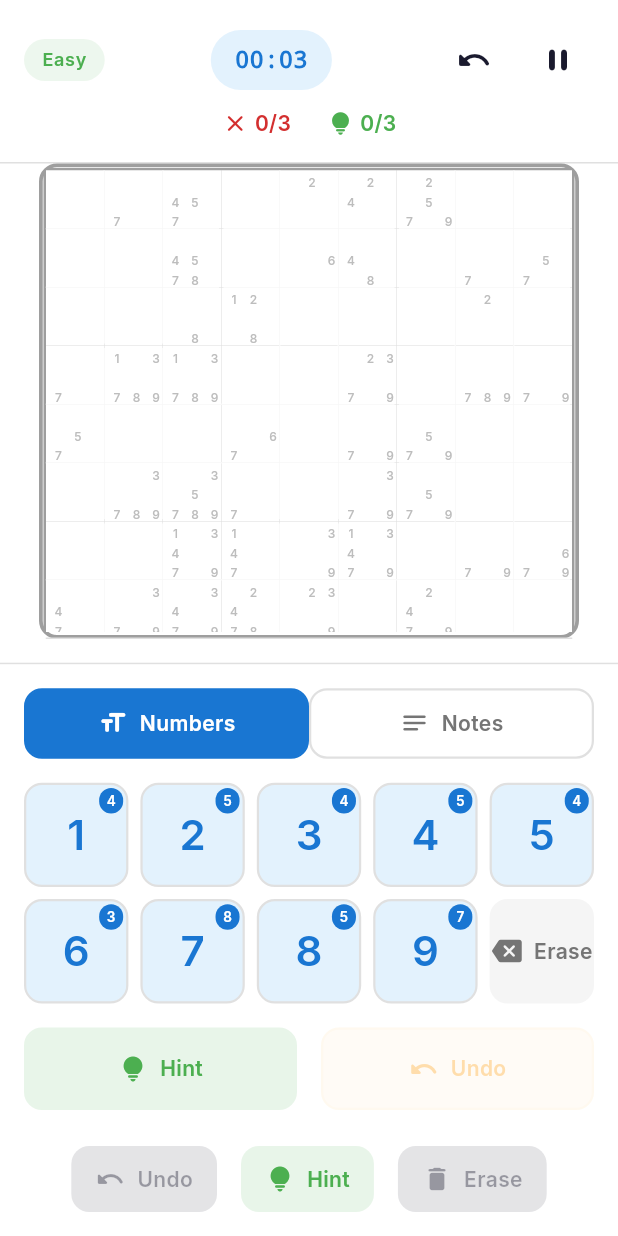
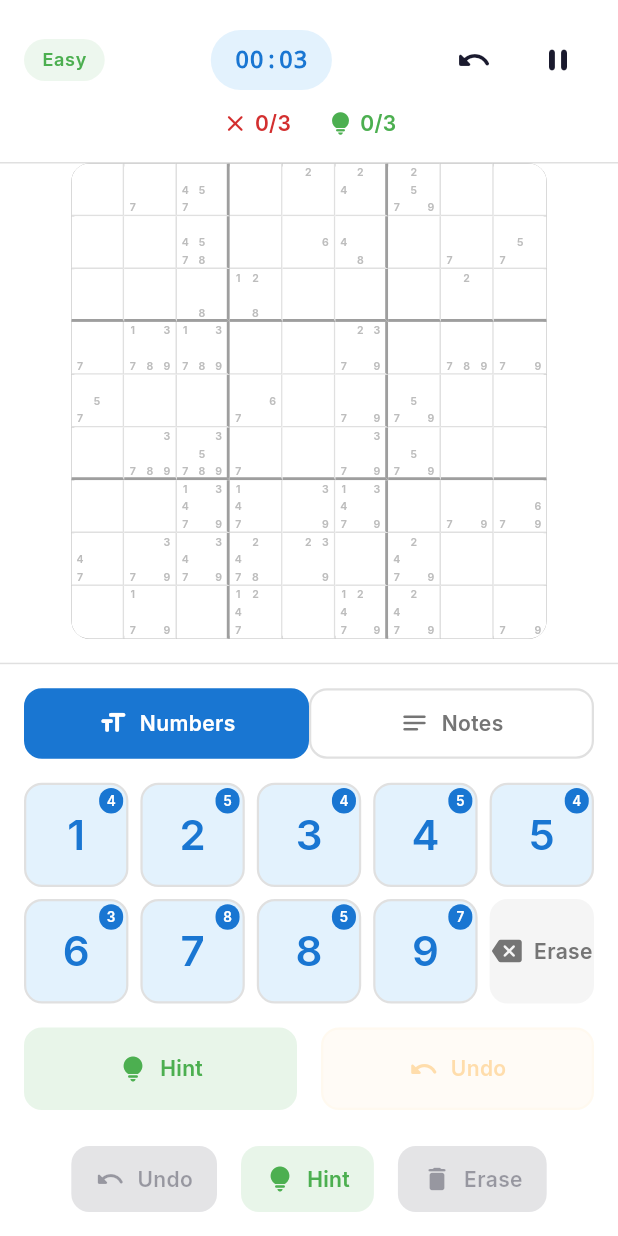
Before and after one commit to Mukiria/m6_sudoku, a Flutter app: the GameScreen screen opened by its route, after a tap on the "undo" icon, on a phone screen of 412 x 824 dp. Run offline on Flutter 3.47's test engine with Material 3 defaults, Android fonts, the phone set to English and light mode, and no system bars; drawn by our look-alikes of flutter_animate; our stand-ins replace audioplayers, confetti, dartz, equatable, flutter_riverpod, freezed_annotation and 4 more; accounts and stored records are empty; generated files the repository leaves out were written again.

Commit message:
Redesign Sudoku board layout
Rebuild the board rendering so it is a true 9x9 square with perfectly
aligned borders: grid lines are now drawn as part of each cell's own
border instead of a separate CustomPaint overlay, which previously got
hidden behind opaque cell backgrounds and could drift out of sync with
the actual cell boundaries. Cell size is derived once from the smaller
of the available width/height, and every number/note font scales off
that single value with a FittedBox safety net, so nothing overflows on
small screens or grows unbounded on tablets. Notes render via a Table
based 3x3 mini-grid for guaranteed non-overlapping placement. Selection
and highlighting only change cell background color, never cell size or
border, so the grid can't shift when tapping cells.

Co-Authored-By: Claude Sonnet 5 <noreply@anthropic.com>

```diff
--- a/lib/features/sudoku/presentation/screens/game_screen.dart
+++ b/lib/features/sudoku/presentation/screens/game_screen.dart
@@ -2,7 +2,6 @@ import 'package:flutter/material.dart';
 import 'package:flutter_riverpod/flutter_riverpod.dart';
 import 'package:go_router/go_router.dart';
 import 'package:m6_sudoku/core/constants/app_constants.dart';
-import 'package:m6_sudoku/core/theme/app_theme_extension.dart';
 import 'package:m6_sudoku/shared/widgets/buttons.dart';
 import 'package:m6_sudoku/shared/widgets/sudoku_widgets.dart';
 import 'package:m6_sudoku/features/sudoku/presentation/providers/game_provider.dart';
@@ -170,9 +169,6 @@ class _GameScreenState extends ConsumerState<GameScreen>
   @override
   Widget build(BuildContext context) {
     final gameState = ref.watch(gameControllerProvider);
-    final theme = Theme.of(context);
-    final extension = theme.extension<AppThemeExtension>()!;
-    final colorScheme = theme.colorScheme;
 
     if (gameState == null) {
       return const Scaffold(body: Center(child: CircularProgressIndicator()));
@@ -206,23 +202,9 @@ class _GameScreenState extends ConsumerState<GameScreen>
                 onUndo: () => ref.read(gameControllerProvider.notifier).undo(),
               ),
               Expanded(
-                child: LayoutBuilder(
-                  builder: (context, constraints) {
-                    final gridSize = constraints.maxWidth - 32;
-                    return Center(
-                      child: Container(
-                        width: gridSize.clamp(0, AppConstants.gridSizePx),
-                        height: gridSize.clamp(0, AppConstants.gridSizePx),
-                        padding: const EdgeInsets.all(2),
-                        decoration: BoxDecoration(
-                          color: extension.gridBackgroundColor,
-                          borderRadius: BorderRadius.circular(
-                            AppConstants.borderRadius,
-                          ),
-                          border: Border.all(
-                            color: extension.subGridLineColor,
-                            width: 2.5,
-                          ),
+                child: Padding(
+                  padding: const EdgeInsets.symmetric(
+                    horizontal: AppConstants.spacingMd,
                   ),
                   child: SudokuBoard(
                     puzzle: gameState.puzzle,
@@ -237,12 +219,8 @@ class _GameScreenState extends ConsumerState<GameScreen>
                             .read(gameControllerProvider.notifier)
                             .selectCell(row, col),
                     onCellLongPress:
-                              (row, col) =>
-                                  _showCellOptions(row, col, gameState),
+                        (row, col) => _showCellOptions(row, col, gameState),
                   ),
-                      ),
-                    );
-                  },
                 ),
               ),
               const SizedBox(height: AppConstants.spacingMd),
--- a/lib/features/sudoku/presentation/widgets/sudoku_board.dart
+++ b/lib/features/sudoku/presentation/widgets/sudoku_board.dart
@@ -1,8 +1,14 @@
+import 'dart:math' as math;
+
 import 'package:flutter/material.dart';
 import 'package:m6_sudoku/core/constants/app_constants.dart';
 import 'package:m6_sudoku/core/theme/app_theme_extension.dart';
 import 'package:m6_sudoku/features/sudoku/domain/entities/game_state.dart';
 import 'package:m6_sudoku/features/sudoku/domain/entities/puzzle.dart';
+
+/// Caps the rendered board size on very large screens (tablets, desktop)
+/// so cells stay comfortably readable instead of growing unbounded.
+const double _maxBoardSize = 720.0;
 
 class SudokuBoard extends StatelessWidget {
   const SudokuBoard({
@@ -35,12 +41,32 @@ class SudokuBoard extends StatelessWidget {
 
     return LayoutBuilder(
       builder: (context, constraints) {
-        final gridSize = constraints.maxWidth;
+        final maxWidth = constraints.maxWidth;
+        final maxHeight =
+            constraints.hasBoundedHeight ? constraints.maxHeight : maxWidth;
+        final side = math.min(maxWidth, maxHeight).clamp(0.0, _maxBoardSize);
+        final cellSize = side / AppConstants.gridSize;
+
         return Center(
           child: SizedBox(
-            width: gridSize,
-            height: gridSize,
+            width: side,
+            height: side,
             child: RepaintBoundary(
+              child: DecoratedBox(
+                decoration: BoxDecoration(
+                  color: extension.gridBackgroundColor,
+                  borderRadius: BorderRadius.circular(
+                    AppConstants.borderRadius,
+                  ),
+                  border: Border.all(
+                    color: extension.subGridLineColor,
+                    width: 2.0,
+                  ),
+                ),
+                child: ClipRRect(
+                  borderRadius: BorderRadius.circular(
+                    AppConstants.borderRadius,
+                  ),
                   child: _SudokuBoardView(
                     puzzle: puzzle,
                     userGrid: userGrid,
@@ -48,11 +74,13 @@ class SudokuBoard extends StatelessWidget {
                     selectedCell: selectedCell,
                     highlightedCells: highlightedCells,
                     conflictCells: conflictCells,
-                isNoteMode: isNoteMode,
+                    cellSize: cellSize,
                     onCellTap: onCellTap,
                     onCellLongPress: onCellLongPress,
                     extension: extension,
                     colorScheme: colorScheme,
+                  ),
+                ),
               ),
             ),
           ),
@@ -62,6 +90,12 @@ class SudokuBoard extends StatelessWidget {
   }
 }
 
+/// Renders the 81 cells in a single [GridView.builder] so every column and
+/// row shares one layout pass — this is what guarantees the grid is a
+/// perfect square with perfectly aligned borders. Grid lines are drawn as
+/// part of each cell's own border (see [_SudokuCell]) rather than by a
+/// separate overlay, so they can never drift out of alignment with the
+/// cells they outline.
 class _SudokuBoardView extends StatelessWidget {
   const _SudokuBoardView({
     required this.puzzle,
@@ -70,7 +104,7 @@ class _SudokuBoardView extends StatelessWidget {
     required this.selectedCell,
     required this.highlightedCells,
     required this.conflictCells,
-    required this.isNoteMode,
+    required this.cellSize,
     required this.onCellTap,
     required this.onCellLongPress,
     required this.extension,
@@ -83,7 +117,7 @@ class _SudokuBoardView extends StatelessWidget {
   final CellPosition? selectedCell;
   final Set<CellPosition> highlightedCells;
   final Set<CellPosition> conflictCells;
-  final bool isNoteMode;
+  final double cellSize;
   final void Function(int row, int col) onCellTap;
   final void Function(int row, int col) onCellLongPress;
   final AppThemeExtension extension;
@@ -91,23 +125,16 @@ class _SudokuBoardView extends StatelessWidget {
 
   @override
   Widget build(BuildContext context) {
-    return CustomPaint(
-      painter: _SudokuGridPainter(
-        selectedCell: selectedCell,
-        highlightedCells: highlightedCells,
-        conflictCells: conflictCells,
-        extension: extension,
-        colorScheme: colorScheme,
-      ),
-      child: GridView.builder(
+    return GridView.builder(
+      padding: EdgeInsets.zero,
       physics: const NeverScrollableScrollPhysics(),
       gridDelegate: const SliverGridDelegateWithFixedCrossAxisCount(
-          crossAxisCount: 9,
+        crossAxisCount: AppConstants.gridSize,
       ),
-        itemCount: 81,
+      itemCount: AppConstants.totalCells,
       itemBuilder: (context, index) {
-          final row = index ~/ 9;
-          final col = index % 9;
+        final row = index ~/ AppConstants.gridSize;
+        final col = index % AppConstants.gridSize;
         final position = CellPosition(row: row, col: col);
         final isFixed = puzzle.grid[row][col] != 0;
         final userValue = userGrid[row][col];
@@ -115,144 +142,25 @@ class _SudokuBoardView extends StatelessWidget {
             userValue != 0
                 ? userValue
                 : (isFixed ? puzzle.grid[row][col] : null);
-          final cellNotes = notes[row][col];
-          final isSelected = selectedCell == position;
-          final isHighlighted = highlightedCells.contains(position);
-          final isConflicted = conflictCells.contains(position);
 
         return _SudokuCell(
           key: ValueKey('cell_$row$col'),
           row: row,
           col: col,
           value: value,
-            cellNotes: cellNotes,
+          cellNotes: notes[row][col],
           isFixed: isFixed,
-            isSelected: isSelected,
-            isHighlighted: isHighlighted,
-            isConflicted: isConflicted,
-            isNoteMode: isNoteMode,
+          isSelected: selectedCell == position,
+          isHighlighted: highlightedCells.contains(position),
+          isConflicted: conflictCells.contains(position),
+          cellSize: cellSize,
           onCellTap: onCellTap,
           onCellLongPress: onCellLongPress,
           extension: extension,
           colorScheme: colorScheme,
         );
       },
-      ),
     );
-  }
-}
-
-class _SudokuGridPainter extends CustomPainter {
-  _SudokuGridPainter({
-    required this.selectedCell,
-    required this.highlightedCells,
-    required this.conflictCells,
-    required this.extension,
-    required this.colorScheme,
-  });
-
-  final CellPosition? selectedCell;
-  final Set<CellPosition> highlightedCells;
-  final Set<CellPosition> conflictCells;
-  final AppThemeExtension extension;
-  final ColorScheme colorScheme;
-
-  @override
-  void paint(Canvas canvas, Size size) {
-    final cellSize = size.width / 9;
-    const thinLineWidth = 1.0;
-    const thickLineWidth = 3.0;
-
-    final thinPaint =
-        Paint()
-          ..color = extension.cellBorder
-          ..strokeWidth = thinLineWidth
-          ..style = PaintingStyle.stroke;
-
-    final thickPaint =
-        Paint()
-          ..color = extension.subGridLineColor
-          ..strokeWidth = thickLineWidth
-          ..style = PaintingStyle.stroke;
-
-    final selectedRow = selectedCell?.row;
-    final selectedCol = selectedCell?.col;
-
-    for (int i = 0; i <= 9; i++) {
-      final offset = i * cellSize;
-      final isThick = i % 3 == 0;
-      final paint = isThick ? thickPaint : thinPaint;
-
-      canvas.drawLine(Offset(offset, 0), Offset(offset, size.height), paint);
-      canvas.drawLine(Offset(0, offset), Offset(size.width, offset), paint);
-    }
-
-    if (selectedCell != null) {
-      _drawHighlights(canvas, size, cellSize, selectedRow!, selectedCol!);
-    }
-  }
-
-  void _drawHighlights(
-    Canvas canvas,
-    Size size,
-    double cellSize,
-    int selectedRow,
-    int selectedCol,
-  ) {
-    final highlightPaint =
-        Paint()
-          ..color = extension.cellHighlightBackground
-          ..style = PaintingStyle.fill;
-
-    final relatedPaint =
-        Paint()
-          ..color = extension.cellRelatedBackground
-          ..style = PaintingStyle.fill;
-
-    for (int row = 0; row < 9; row++) {
-      for (int col = 0; col < 9; col++) {
-        final position = CellPosition(row: row, col: col);
-        if (highlightedCells.contains(position)) {
-          final rect = Rect.fromLTWH(
-            col * cellSize,
-            row * cellSize,
-            cellSize,
-            cellSize,
-          );
-          if (row == selectedRow && col == selectedCol) {
-            canvas.drawRect(rect, highlightPaint);
-          } else if (row == selectedRow ||
-              col == selectedCol ||
-              (row ~/ 3 == selectedRow ~/ 3 && col ~/ 3 == selectedCol ~/ 3)) {
-            canvas.drawRect(rect, relatedPaint);
-          }
-        }
-      }
-    }
-
-    if (conflictCells.isNotEmpty) {
-      final conflictPaint =
-          Paint()
-            ..color = extension.cellErrorBackground.withValues(alpha: 0.3)
-            ..style = PaintingStyle.fill;
-      for (final pos in conflictCells) {
-        final rect = Rect.fromLTWH(
-          pos.col * cellSize,
-          pos.row * cellSize,
-          cellSize,
-          cellSize,
-        );
-        canvas.drawRect(rect, conflictPaint);
-      }
-    }
-  }
-
-  @override
-  bool shouldRepaint(covariant _SudokuGridPainter oldDelegate) {
-    return oldDelegate.selectedCell != selectedCell ||
-        oldDelegate.highlightedCells != highlightedCells ||
-        oldDelegate.conflictCells != conflictCells ||
-        oldDelegate.extension != extension;
   }
 }
 
@@ -267,7 +175,7 @@ class _SudokuCell extends StatelessWidget {
     required this.isSelected,
     required this.isHighlighted,
     required this.isConflicted,
-    required this.isNoteMode,
+    required this.cellSize,
     required this.onCellTap,
     required this.onCellLongPress,
     required this.extension,
@@ -282,7 +190,7 @@ class _SudokuCell extends StatelessWidget {
   final bool isSelected;
   final bool isHighlighted;
   final bool isConflicted;
-  final bool isNoteMode;
+  final double cellSize;
   final void Function(int row, int col) onCellTap;
   final void Function(int row, int col) onCellLongPress;
   final AppThemeExtension extension;
@@ -290,57 +198,73 @@ class _SudokuCell extends StatelessWidget {
 
   @override
   Widget build(BuildContext context) {
-    final (backgroundColor, borderColor) = _getCellDecoration();
-
+    // Background color and border are the only things that change with
+    // selection state — the cell's footprint never changes, so selection
+    // and highlighting can never shift neighboring cells or push the grid
+    // out of alignment.
     return RepaintBoundary(
       child: AnimatedContainer(
         duration: AppConstants.fastAnimation,
         curve: Curves.easeInOut,
-        decoration: BoxDecoration(color: backgroundColor),
+        decoration: BoxDecoration(color: _backgroundColor(), border: _border()),
         child: Material(
           color: Colors.transparent,
           child: InkWell(
             onTap: () => onCellTap(row, col),
             onLongPress: () => onCellLongPress(row, col),
-            borderRadius: BorderRadius.zero,
-            splashColor: colorScheme.primary.withValues(alpha: 0.1),
-            highlightColor: colorScheme.primary.withValues(alpha: 0.05),
-            child: _buildCellContent(),
+            splashColor: colorScheme.primary.withValues(alpha: 0.12),
+            highlightColor: colorScheme.primary.withValues(alpha: 0.06),
+            child: Center(child: _buildContent()),
           ),
         ),
       ),
     );
   }
 
-  (Color, Color) _getCellDecoration() {
-    if (isConflicted) {
-      return (extension.cellErrorBackground, extension.cellErrorBorder);
-    }
-    if (isSelected) {
-      return (extension.cellSelectedBackground, extension.cellSelectedBorder);
-    }
-    if (isHighlighted) {
-      return (extension.cellHighlightBackground, Colors.transparent);
-    }
-    if (isFixed) {
-      return (extension.cellFixedBackground, Colors.transparent);
-    }
-    return (extension.cellBackground, Colors.transparent);
+  Color _backgroundColor() {
+    if (isConflicted) return extension.cellErrorBackground;
+    if (isSelected) return extension.cellSelectedBackground;
+    if (isHighlighted) return extension.cellRelatedBackground;
+    if (isFixed) return extension.cellFixedBackground;
+    return extension.cellBackground;
   }
 
-  Widget _buildCellContent() {
+  /// Thin lines between cells, thick lines every three cells to mark the
+  /// 3x3 boxes. Only the right/bottom edges are drawn — the last row/column
+  /// of a box relies on the outer board border instead — so no two cells
+  /// ever draw overlapping edges of differing widths.
+  Border _border() {
+    final thin = BorderSide(color: extension.cellBorder, width: 1.0);
+    final thick = BorderSide(color: extension.subGridLineColor, width: 2.0);
+
+    return Border(
+      right:
+          col == AppConstants.gridSize - 1
+              ? BorderSide.none
+              : ((col + 1) % AppConstants.subGridSize == 0 ? thick : thin),
+      bottom:
+          row == AppConstants.gridSize - 1
+              ? BorderSide.none
+              : ((row + 1) % AppConstants.subGridSize == 0 ? thick : thin),
+    );
+  }
+
+  Widget _buildContent() {
     if (value != null) {
       return _NumberCell(
         value: value!,
         isFixed: isFixed,
         isConflicted: isConflicted,
-        isSelected: isSelected,
-        extension: extension,
+        cellSize: cellSize,
       );
     }
 
     if (cellNotes.isNotEmpty) {
-      return _NotesCell(notes: cellNotes, extension: extension);
+      return SizedBox(
+        width: cellSize,
+        height: cellSize,
+        child: _NotesGrid(notes: cellNotes, cellSize: cellSize),
+      );
     }
 
     return const SizedBox.shrink();
@@ -352,27 +276,24 @@ class _NumberCell extends StatelessWidget {
     required this.value,
     required this.isFixed,
     required this.isConflicted,
-    required this.isSelected,
-    required this.extension,
+    required this.cellSize,
   });
 
   final int value;
   final bool isFixed;
   final bool isConflicted;
-  final bool isSelected;
-  final AppThemeExtension extension;
+  final double cellSize;
 
   @override
   Widget build(BuildContext context) {
-    return Center(
-      child: AnimatedScale(
-        scale: isSelected ? 1.03 : 1.0,
-        duration: AppConstants.fastAnimation,
-        curve: Curves.easeOutBack,
+    final fontSize = (cellSize * 0.5).clamp(14.0, 34.0);
+
+    return FittedBox(
+      fit: BoxFit.scaleDown,
       child: Text(
         value.toString(),
         style: TextStyle(
-            fontSize: 28,
+          fontSize: fontSize,
           fontWeight: isFixed ? FontWeight.w700 : FontWeight.w600,
           color:
               isConflicted
@@ -381,61 +302,58 @@ class _NumberCell extends StatelessWidget {
           height: 1.0,
         ),
       ),
-      ),
     );
   }
 }
 
-class _NotesCell extends StatelessWidget {
-  const _NotesCell({required this.notes, required this.extension});
+/// A clean 3x3 mini-grid of candidate notes, laid out with [Table] so every
+/// slot gets an exact, equal share of the cell — no two notes can ever
+/// collide, and each digit sits in the same spot regardless of which other
+/// notes are present.
+class _NotesGrid extends StatelessWidget {
+  const _NotesGrid({required this.notes, required this.cellSize});
 
   final Set<int> notes;
-  final AppThemeExtension extension;
+  final double cellSize;
 
   @override
   Widget build(BuildContext context) {
-    return LayoutBuilder(
-      builder: (context, constraints) {
-        final cellSize = constraints.maxWidth;
-        final noteSize = cellSize / 3;
-        final fontSize = (noteSize * 0.55).clamp(8.0, 14.0);
+    final unit = cellSize / AppConstants.subGridSize;
+    final fontSize = (unit * 0.6).clamp(7.0, 13.0);
 
-        return Padding(
-          padding: EdgeInsets.all(cellSize * 0.05),
-          child: Column(
-            mainAxisAlignment: MainAxisAlignment.spaceEvenly,
-            children: List.generate(3, (row) {
+    return Table(
+      columnWidths: const {
+        0: FlexColumnWidth(),
+        1: FlexColumnWidth(),
+        2: FlexColumnWidth(),
+      },
+      children: List.generate(AppConstants.subGridSize, (r) {
+        return TableRow(
+          children: List.generate(AppConstants.subGridSize, (c) {
+            final number = r * AppConstants.subGridSize + c + 1;
+            final showNote = notes.contains(number);
+
             return SizedBox(
-                height: noteSize,
-                child: Row(
-                  mainAxisAlignment: MainAxisAlignment.spaceEvenly,
-                  children: List.generate(3, (col) {
-                    final number = row * 3 + col + 1;
-                    final showNote = notes.contains(number);
-                    return SizedBox(
-                      width: noteSize,
-                      child: Center(
+              height: unit,
               child:
                   showNote
-                                ? Text(
+                      ? FittedBox(
+                        fit: BoxFit.scaleDown,
+                        child: Text(
                           number.toString(),
                           style: TextStyle(
                             fontSize: fontSize,
-                                    fontWeight: FontWeight.w500,
+                            fontWeight: FontWeight.w600,
                             color: Colors.grey.shade400,
                             height: 1.0,
                           ),
+                        ),
                       )
                       : const SizedBox.shrink(),
-                      ),
             );
           }),
-                ),
         );
       }),
-          ),
-        );
-      },
     );
   }
 }
```
Lines whose indentation alone changed are shown as unchanged.
